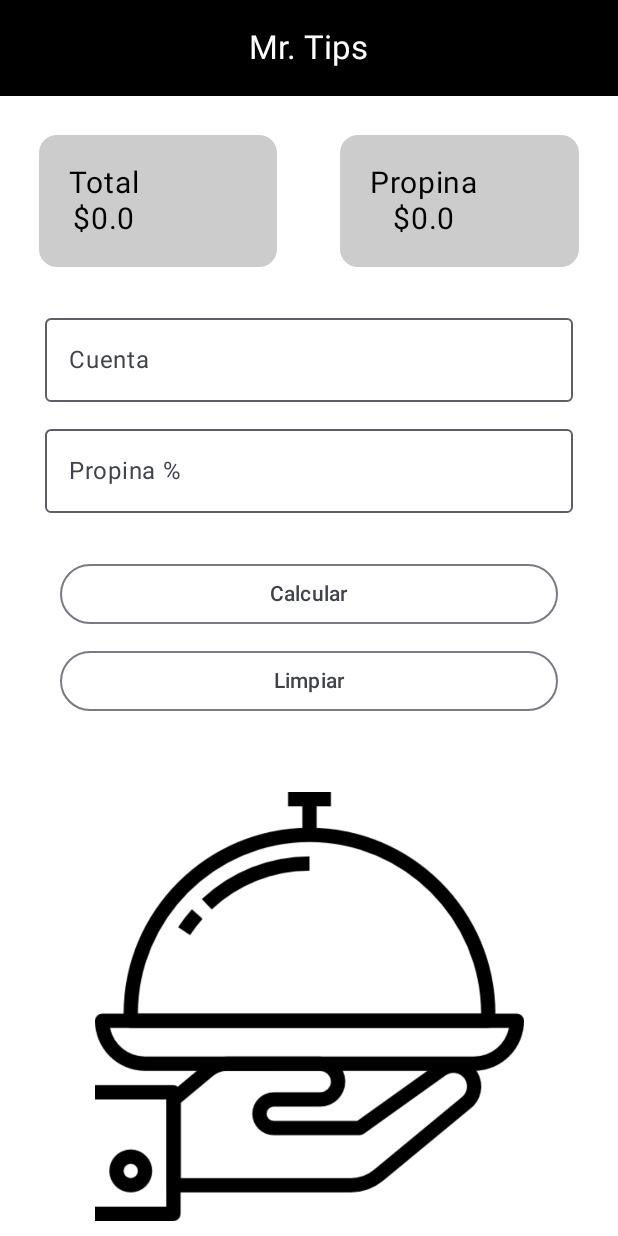
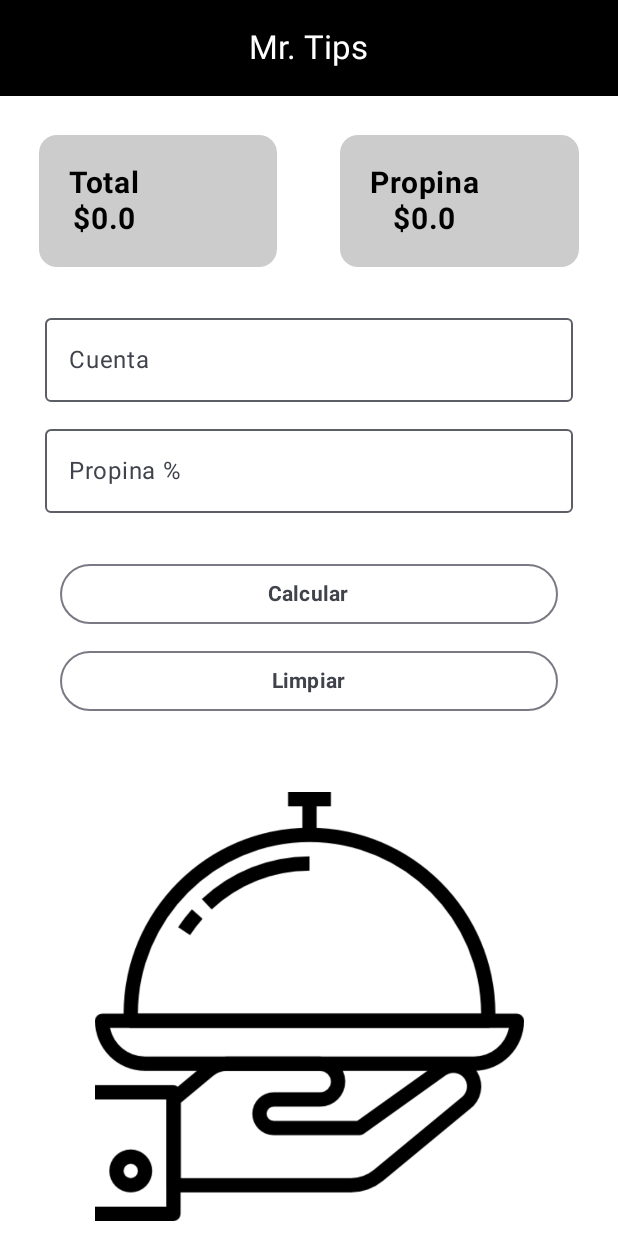
Before and after one commit to ArturoMendozaLee01/ArturoProyecto, an Android app built with Jetpack Compose: the screen it shows after launch (MainActivity), on a phone screen of 412 x 824 dp. Run offline under Robolectric (Android 15) with nearby library versions, the light colour scheme and no system bars.

Commit message:
Actualización de la App. 18 cambios con respecto a la versión anterior. Cambiamos de nombre a Mr. Tips y se termina el proyecto

```diff
--- a/app/src/main/java/com/ebc/arturoproyecto/components/CardComponent.kt
+++ b/app/src/main/java/com/ebc/arturoproyecto/components/CardComponent.kt
@@ -7,6 +7,8 @@ import androidx.compose.foundation.layout.Spacer
 import androidx.compose.foundation.layout.fillMaxWidth
 import androidx.compose.foundation.layout.padding
 import androidx.compose.foundation.layout.width
+import androidx.compose.foundation.layout.wrapContentHeight
+import androidx.compose.foundation.layout.wrapContentWidth
 import androidx.compose.material3.Card
 import androidx.compose.material3.CardDefaults
 import androidx.compose.material3.Text
@@ -14,6 +16,7 @@ import androidx.compose.runtime.Composable
 import androidx.compose.ui.Alignment
 import androidx.compose.ui.Modifier
 import androidx.compose.ui.graphics.Color
+import androidx.compose.ui.text.font.FontWeight
 import androidx.compose.ui.unit.dp
 import androidx.compose.ui.unit.sp
 
@@ -45,9 +48,10 @@ fun CartaPrincipal(titulo:String, dato:Double, modifier: Modifier){
             verticalArrangement = Arrangement.Center,
             horizontalAlignment = Alignment.CenterHorizontally,
             modifier = Modifier.padding(20.dp)
+
         ){
-            Text(text=titulo, color = Color.Black, fontSize = 20.sp)   //White
-            Text(text = "$$dato", color = Color.Black, fontSize = 20.sp)   //White
+            Text(text= titulo, color = Color.Black, fontSize = 20.sp, fontWeight = FontWeight.Bold)   //White
+            Text(text = "$$dato", color = Color.Black, fontSize = 20.sp, fontWeight = FontWeight.Bold)   //White
         }
     }
 }
--- a/app/src/main/java/com/ebc/arturoproyecto/views/HomeView.kt
+++ b/app/src/main/java/com/ebc/arturoproyecto/views/HomeView.kt
@@ -24,6 +24,7 @@ import androidx.compose.ui.Alignment
 import androidx.compose.ui.Modifier
 import androidx.compose.ui.graphics.Color
 import androidx.compose.ui.res.painterResource
+import androidx.compose.ui.text.font.FontWeight
 import androidx.compose.ui.text.input.KeyboardType
 import androidx.compose.ui.unit.dp
 import com.ebc.arturoproyecto.R
@@ -77,7 +78,8 @@ fun ContentHomeView(paddingValues: PaddingValues, viewModel: CalculadoraViewMode
             keyboardOptions = KeyboardOptions(keyboardType = KeyboardType.Number),
             modifier = Modifier
                 .fillMaxWidth()
-                .padding(horizontal = 20.dp)
+                .padding(horizontal = 20.dp),
+
         )
 
         Spacer(modifier = Modifier.height(10.dp)) // Espacio horizontal
@@ -101,7 +103,7 @@ fun ContentHomeView(paddingValues: PaddingValues, viewModel: CalculadoraViewMode
                 .fillMaxWidth()
                 .padding(horizontal = 30.dp)
         ) {
-            Text(text = "Calcular")
+            Text(text = "Calcular", fontWeight = FontWeight.Bold)
         }
 
         Spacer(modifier = Modifier.height(10.dp))
@@ -113,7 +115,7 @@ fun ContentHomeView(paddingValues: PaddingValues, viewModel: CalculadoraViewMode
                 .fillMaxWidth()
                 .padding(horizontal = 30.dp)
         ) {
-            Text(text = "Limpiar")
+            Text(text = "Limpiar", fontWeight = FontWeight.Bold)
         }
 
         if(state.mostrarAlerta){
```
